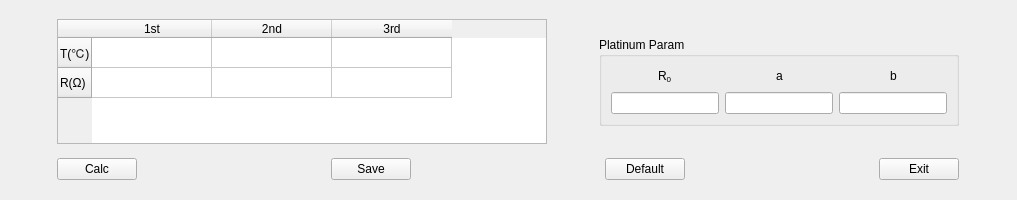
This is source/systemset/systemsetdlg/ui/chkplasensor.ui in flimmy78/qtverify as Qt 5 draws it before an edit. The edited form follows.
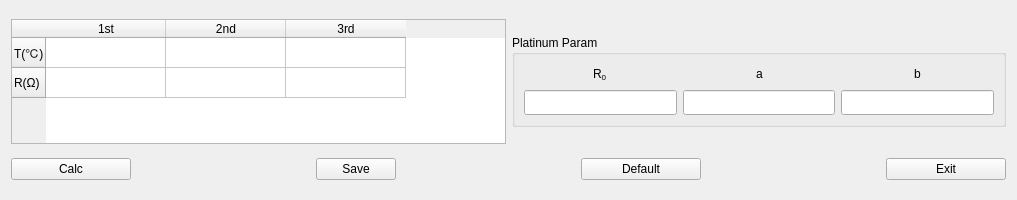
This is the edited form. Icons and pictures are not drawn.

Commit message: 被检铂电阻参数设置界面优化

What changed in the file:
```diff
--- a/source/systemset/systemsetdlg/ui/chkplasensor.ui
+++ b/source/systemset/systemsetdlg/ui/chkplasensor.ui
@@ -15,14 +15,14 @@
   </property>
   <property name="minimumSize">
    <size>
-    <width>1017</width>
+    <width>600</width>
     <height>200</height>
    </size>
   </property>
   <property name="maximumSize">
    <size>
     <width>1017</width>
-    <height>200</height>
+    <height>400</height>
    </size>
   </property>
   <property name="windowTitle">
@@ -32,24 +32,24 @@
    <iconset resource="../systemsetdlg.qrc">
     <normaloff>:/systemsetdlg/images/ptparaset.png</normaloff>:/systemsetdlg/images/ptparaset.png</iconset>
   </property>
-  <layout class="QGridLayout" name="gridLayout">
+  <layout class="QGridLayout" name="gridLayout_2">
    <item row="0" column="0">
     <widget class="QTableWidget" name="tbl_t_r">
      <property name="sizePolicy">
-      <sizepolicy hsizetype="Preferred" vsizetype="Preferred">
+      <sizepolicy hsizetype="Expanding" vsizetype="Preferred">
        <horstretch>0</horstretch>
        <verstretch>0</verstretch>
       </sizepolicy>
      </property>
      <property name="minimumSize">
       <size>
-       <width>490</width>
+       <width>400</width>
        <height>121</height>
       </size>
      </property>
      <property name="maximumSize">
       <size>
-       <width>490</width>
+       <width>700</width>
        <height>125</height>
       </size>
      </property>
@@ -91,7 +91,7 @@
    <item row="0" column="1">
     <widget class="QGroupBox" name="groupBox_6">
      <property name="sizePolicy">
-      <sizepolicy hsizetype="Fixed" vsizetype="Fixed">
+      <sizepolicy hsizetype="Preferred" vsizetype="Fixed">
        <horstretch>0</horstretch>
        <verstretch>0</verstretch>
       </sizepolicy>
@@ -102,8 +102,8 @@
      <property name="checkable">
       <bool>false</bool>
      </property>
-     <layout class="QHBoxLayout" name="horizontalLayout_5">
-      <item>
+     <layout class="QGridLayout" name="gridLayout">
+      <item row="0" column="0">
        <layout class="QVBoxLayout" name="verticalLayout">
         <item>
          <layout class="QHBoxLayout" name="horizontalLayout_2">
@@ -144,14 +144,29 @@
         </item>
         <item>
          <widget class="QLineEdit" name="lineEdit_r0">
+          <property name="sizePolicy">
+           <sizepolicy hsizetype="Expanding" vsizetype="Preferred">
+            <horstretch>0</horstretch>
+            <verstretch>0</verstretch>
+           </sizepolicy>
+          </property>
+          <property name="minimumSize">
+           <size>
+            <width>0</width>
+            <height>25</height>
+           </size>
+          </property>
           <property name="text">
            <string/>
           </property>
+          <property name="alignment">
+           <set>Qt::AlignCenter</set>
+          </property>
          </widget>
         </item>
        </layout>
       </item>
-      <item>
+      <item row="0" column="1">
        <layout class="QVBoxLayout" name="verticalLayout_2">
         <item>
          <layout class="QHBoxLayout" name="horizontalLayout_3">
@@ -191,11 +206,27 @@
          </layout>
         </item>
         <item>
-         <widget class="QLineEdit" name="lineEdit_a"/>
+         <widget class="QLineEdit" name="lineEdit_a">
+          <property name="sizePolicy">
+           <sizepolicy hsizetype="Expanding" vsizetype="Preferred">
+            <horstretch>0</horstretch>
+            <verstretch>0</verstretch>
+           </sizepolicy>
+          </property>
+          <property name="minimumSize">
+           <size>
+            <width>0</width>
+            <height>25</height>
+           </size>
+          </property>
+          <property name="alignment">
+           <set>Qt::AlignCenter</set>
+          </property>
+         </widget>
         </item>
        </layout>
       </item>
-      <item>
+      <item row="0" column="2">
        <layout class="QVBoxLayout" name="verticalLayout_3">
         <item>
          <layout class="QHBoxLayout" name="horizontalLayout_4">
@@ -235,7 +266,23 @@
          </layout>
         </item>
         <item>
-         <widget class="QLineEdit" name="lineEdit_b"/>
+         <widget class="QLineEdit" name="lineEdit_b">
+          <property name="sizePolicy">
+           <sizepolicy hsizetype="Expanding" vsizetype="Preferred">
+            <horstretch>0</horstretch>
+            <verstretch>0</verstretch>
+           </sizepolicy>
+          </property>
+          <property name="minimumSize">
+           <size>
+            <width>0</width>
+            <height>25</height>
+           </size>
+          </property>
+          <property name="alignment">
+           <set>Qt::AlignCenter</set>
+          </property>
+         </widget>
         </item>
        </layout>
       </item>
@@ -246,6 +293,18 @@
     <layout class="QHBoxLayout" name="horizontalLayout">
      <item>
       <widget class="QPushButton" name="btn_calc">
+       <property name="minimumSize">
+        <size>
+         <width>120</width>
+         <height>0</height>
+        </size>
+       </property>
+       <property name="maximumSize">
+        <size>
+         <width>150</width>
+         <height>16777215</height>
+        </size>
+       </property>
        <property name="text">
         <string>Calc</string>
        </property>
@@ -266,6 +325,18 @@
      </item>
      <item>
       <widget class="QPushButton" name="btn_save">
+       <property name="maximumSize">
+        <size>
+         <width>120</width>
+         <height>16777215</height>
+        </size>
+       </property>
+       <property name="sizeIncrement">
+        <size>
+         <width>150</width>
+         <height>0</height>
+        </size>
+       </property>
        <property name="text">
         <string>Save</string>
        </property>
@@ -286,6 +357,18 @@
      </item>
      <item>
       <widget class="QPushButton" name="btn_default">
+       <property name="minimumSize">
+        <size>
+         <width>120</width>
+         <height>0</height>
+        </size>
+       </property>
+       <property name="maximumSize">
+        <size>
+         <width>150</width>
+         <height>16777215</height>
+        </size>
+       </property>
        <property name="text">
         <string>Default</string>
        </property>
@@ -306,6 +389,24 @@
      </item>
      <item>
       <widget class="QPushButton" name="btn_exit">
+       <property name="sizePolicy">
+        <sizepolicy hsizetype="Preferred" vsizetype="Fixed">
+         <horstretch>0</horstretch>
+         <verstretch>0</verstretch>
+        </sizepolicy>
+       </property>
+       <property name="minimumSize">
+        <size>
+         <width>120</width>
+         <height>0</height>
+        </size>
+       </property>
+       <property name="maximumSize">
+        <size>
+         <width>150</width>
+         <height>16777215</height>
+        </size>
+       </property>
        <property name="text">
         <string>Exit</string>
        </property>
```
The commit also changes 2 other files.
